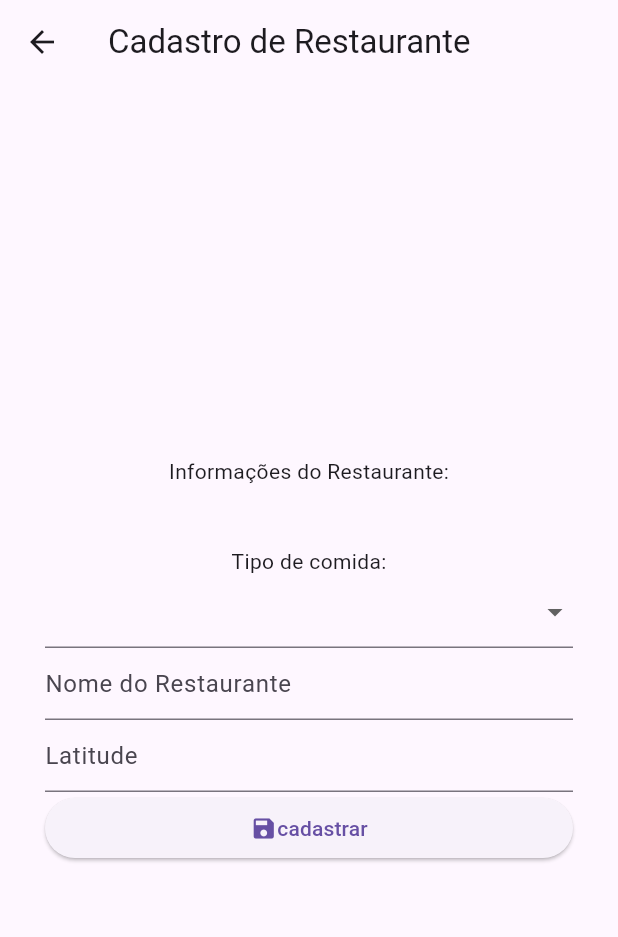
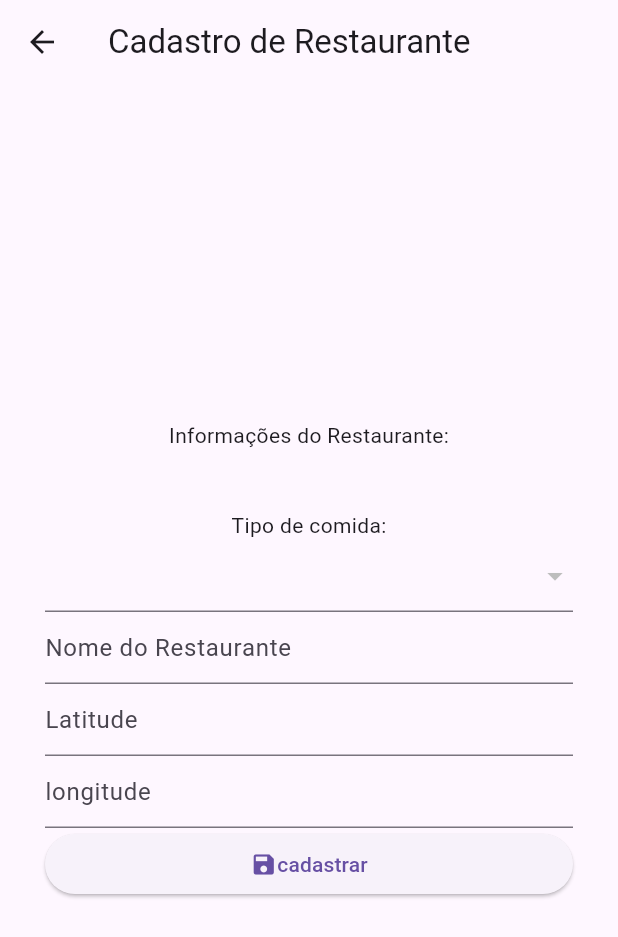
Before and after one commit to ygborges/mimpedir1, a Flutter app: the TelaCadRestaurante screen opened directly, after a tap on "cadastrar", on a phone screen of 412 x 824 dp. Shown: the top 937 px of the screen. Run offline on Flutter 3.47's test engine with Material 3 defaults, Android fonts, the phone set to English and light mode, and no system bars; our stand-ins replace sqflite; accounts and stored records are empty.

Commit message:
criacao do tipoDAO e outras funcoes

```diff
--- a/lib/banco/restaurante_DAO.dart
+++ b/lib/banco/restaurante_DAO.dart
@@ -1,11 +1,14 @@
 import 'package:mimpedir/banco/database_helper.dart';
+import 'package:mimpedir/banco/usuario_dao.dart';
 
 import '../restaurante.dart';
 
 class RestauranteDAO{
   static Future<List<Restaurante>> listarTodos() async{
     final db = await DatabaseHelper.getDataBase();
-    final resultado = await db.query('tb_restaurante');
+    final resultado = await db.query('tb_restaurante',
+      where: 'cd_usuario = ?',
+    whereArgs: [UsuarioDAO.usuariologado.codigo]);
 
     return resultado.map((mapa){
       return Restaurante(
@@ -14,4 +17,25 @@ class RestauranteDAO{
       );
     }).toList();
   }
+
+  static Future<int> cadastrarRestaurante(
+      String? nome, String? latitude, String? longitude, int? tipo
+      )async{
+    final db = await DatabaseHelper.getDataBase();
+
+    final dadosRestaurante = {
+      'nm_restaurante': nome,
+      'latitude_restaurante': latitude,
+      'logitude_restaurante': longitude,
+      'cd_tipo': tipo,
+      'cd_usuario': UsuarioDAO.usuariologado.codigo
+    };
+    try {
+      final idRestaurante = await db.insert('tb_restaurante', dadosRestaurante);
+      return idRestaurante;
+    }catch(e){
+      print("Erro ao cadastrar: $e");
+      return-1;
+    }
+  }
 }
--- /dev/null
+++ b/lib/banco/tipo_DAO.dart
@@ -0,0 +1,20 @@
+import 'package:mimpedir/banco/database_helper.dart';
+
+import '../tipo.dart';
+
+class TipoDao{
+
+  static Future<List<Tipo>> listarTipos() async{
+    final db = await DatabaseHelper.getDataBase();
+    final resultado = await db.query('tb_tipo');
+
+    return resultado.map((mapa){
+      return Tipo(
+        codigo: mapa['cd_tipo'] as int,
+        nome: mapa['nm_tipo'] as String
+      );
+    }).toList();
+
+  }
+
+}
--- a/lib/edit_restaurante.dart
+++ b/lib/edit_restaurante.dart
@@ -10,6 +10,7 @@ class EditRestaurante extends StatelessWidget{
       body: Padding(padding: const EdgeInsets.all(30),
       child: Column(
 
+
       ),
      ),
     );
--- a/lib/tela_cad_restaurante.dart
+++ b/lib/tela_cad_restaurante.dart
@@ -1,7 +1,35 @@
 import 'package:flutter/material.dart';
+import 'package:mimpedir/tipo.dart';
+import 'package:mimpedir/banco/tipo_DAO.dart';
 
-class TelaCadRestaurante extends StatelessWidget{
-  TelaCadRestaurante({super.key});
+import 'banco/restaurante_DAO.dart';
+
+class TelaCadRestaurante extends StatefulWidget{
+  @override
+  State<StatefulWidget> createState() {
+    return TelaCadRestauranteState();
+  }
+}
+class TelaCadRestauranteState extends State<TelaCadRestaurante>{
+
+  final TextEditingController nomeController = TextEditingController();
+  final TextEditingController latitudeController = TextEditingController();
+  final TextEditingController longitudeController = TextEditingController();
+  String? culinariaSelecionada;
+  List<Tipo> tiposCulinaria =[];
+  int? tipoCulinaria;
+
+  void initState(){
+    super.initState();
+    carregarTipos();
+  }
+
+  Future<void> carregarTipos() async{
+    final lista = await TipoDao.listarTipos();
+    setState(() {
+      tiposCulinaria = lista;
+    });
+  }
 
   @override
   Widget build(BuildContext context) {
@@ -14,22 +42,61 @@ class TelaCadRestaurante extends StatelessWidget{
           Text("Informações do Restaurante:"),
           SizedBox(height: 40),
           Text("Tipo de comida:"),
-          DropdownButtonFormField(
-              items: [
-                DropdownMenuItem(value: "japonesa", child: Text("japonesa")),
-                DropdownMenuItem(value: "Italiana", child: Text("Italiana")),
-                DropdownMenuItem(value: "Brasileira", child: Text("Brasileira")),
-              ],
-              onChanged: (value){}),
+
+          DropdownButtonFormField<String>(
+              value: culinariaSelecionada,
+              items: tiposCulinaria.map((tipo) {
+                return DropdownMenuItem<String>(
+                    value: tipo.nome,
+                    child: Text("${tipo.nome}")
+                );
+              }).toList(),
+              onChanged: (value){
+                setState(() {
+                  culinariaSelecionada = value;
+                  Tipo tipoSelecionado = tiposCulinaria.firstWhere(
+                      (tipo) => tipo.nome == value
+                  );
+
+                  tipoCulinaria = tipoSelecionado.codigo;
+                });
+              }
+          ),
            TextFormField(
             decoration: const InputDecoration(hintText: "Nome do Restaurante"),
             validator: (String? value) {},
+             controller: nomeController,
           ),
           TextFormField(
             decoration: const InputDecoration(hintText: "Latitude"),
             validator: (String? value) {},
+            controller: latitudeController,
           ),
-          ElevatedButton(onPressed: (){}, child: Row(
+          TextFormField(
+            decoration: const InputDecoration(hintText: 'longitude'),
+            validator: (String? value) {},
+            controller: longitudeController,
+          ),
+          ElevatedButton(
+              onPressed: ()async{
+                final sucesso = await RestauranteDAO.cadastrarRestaurante(nomeController.text, latitudeController.text, longitudeController.text, tipoCulinaria);
+                String msg ='Erro: nao cadastrado. Verifique os dados.';
+                Color corFundo = Colors.red;
+
+                if(sucesso > 0) {
+                  msg = '"${nomeController
+                      .text}"cadastrado com sucessp! ID: $sucesso';
+                  corFundo = Colors.green;
+                }
+                ScaffoldMessenger.of(context).showSnackBar(
+                SnackBar(
+                    content: Text(msg),
+                    backgroundColor: corFundo ,
+                    duration: Duration(seconds: 5),
+                  )
+                );
+              },
+              child: Row(
             mainAxisAlignment: MainAxisAlignment.center,
             children: [
               Icon(Icons.save),
```
Also changed, not shown: lib/banco/usuario_dao.dart (+8 -0 lines), lib/tela_home.dart (+13 -4 lines), 1 other file.
